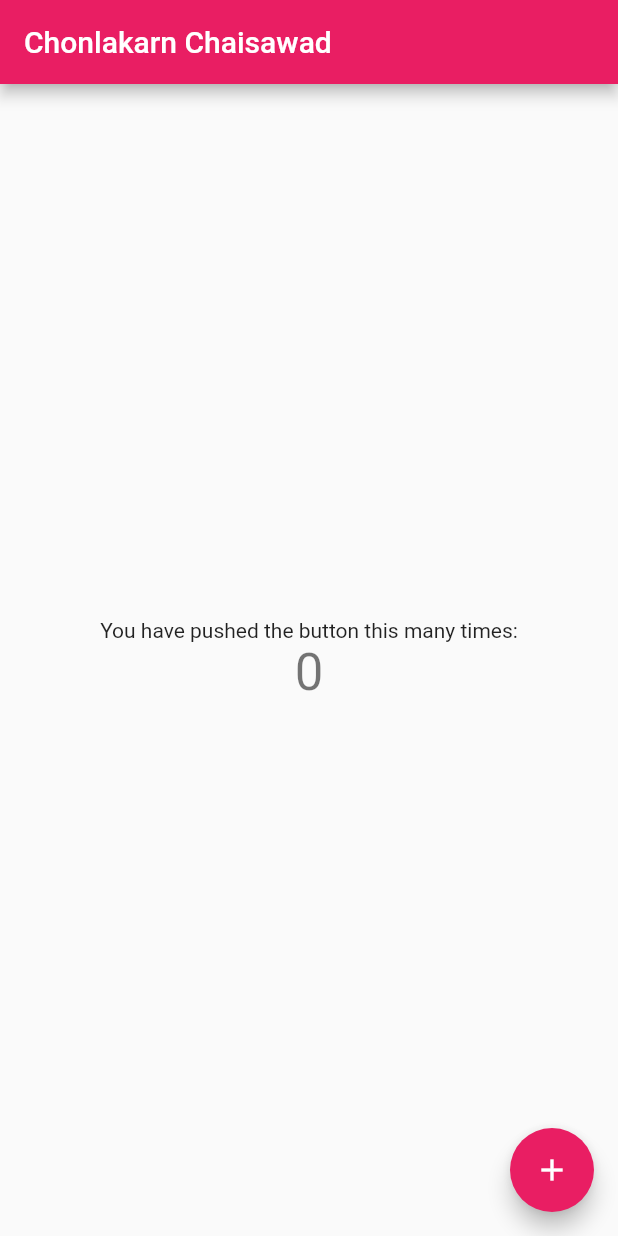
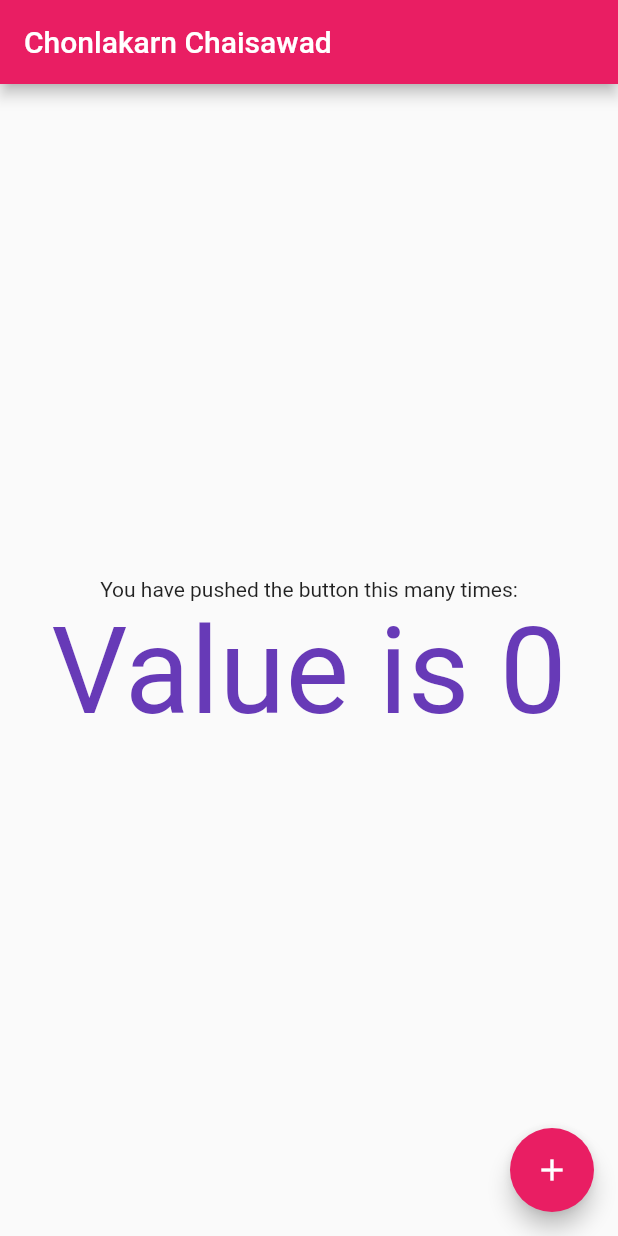
Before and after one commit to chonlakarn-chaisawad/guess_number_on_chrome, a Flutter app: the screen it shows after launch, on a phone screen of 412 x 824 dp. Run offline on Flutter 3.47's test engine with Material 2 defaults, Android fonts, the phone set to English and light mode, and no system bars.

Commit message:
Initial commit

```diff
--- a/lib/game.dart
+++ b/lib/game.dart
@@ -3,10 +3,10 @@ import 'dart:math';
 enum GuessResult { correct, tooHigh, tooLow }
 
 class Game {
-  final int answer = Random().nextInt(100) + 1;
+  final int answer;
   int _totalGuesses = 0;
   //constructor
-  Game() {
+  Game({required int maxRandom}) : answer = Random().nextInt(maxRandom) + 1 {
     print('Answer is $answer');
   }
 
--- a/lib/guess_the_number.dart
+++ b/lib/guess_the_number.dart
@@ -3,7 +3,7 @@ import 'dart:io';
 import 'game.dart';
 
 void main() {
-  var game = Game();
+  var game = Game(maxRandom:10000);
   GuessResult? guessResult;
 
   print('╔═════════════════════════════════════════════════════════════');
--- a/lib/main.dart
+++ b/lib/main.dart
@@ -102,8 +102,9 @@ class _MyHomePageState extends State<MyHomePage> {
               'You have pushed the button this many times:',
             ),
             Text(
-              '$_counter',
-              style: Theme.of(context).textTheme.headline4,
+              'Value is $_counter',
+              style: TextStyle(fontSize : 80 , color : Colors.deepPurple),
+              //style: Theme.of(context).textTheme.headline4,
             ),
           ],
         ),
```
